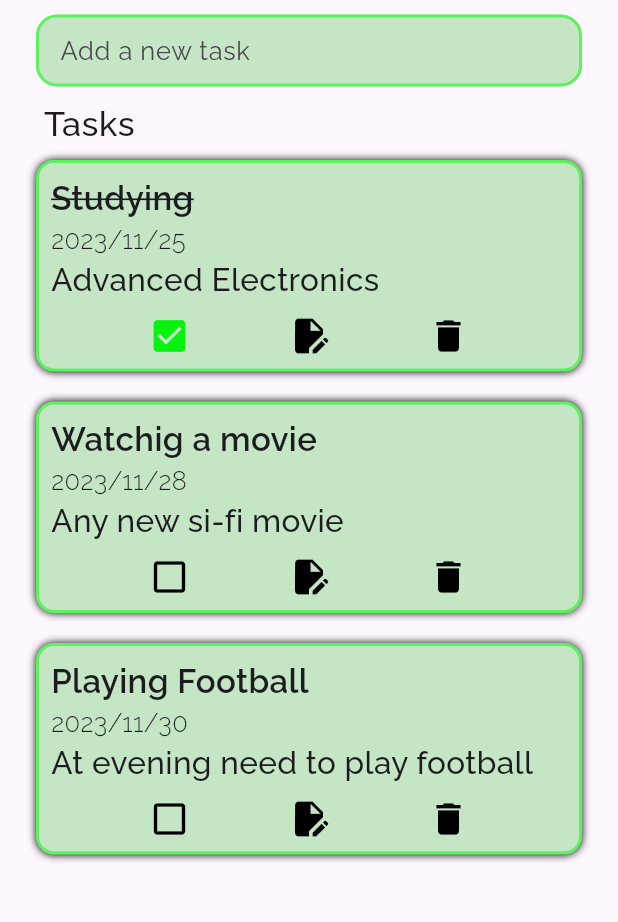
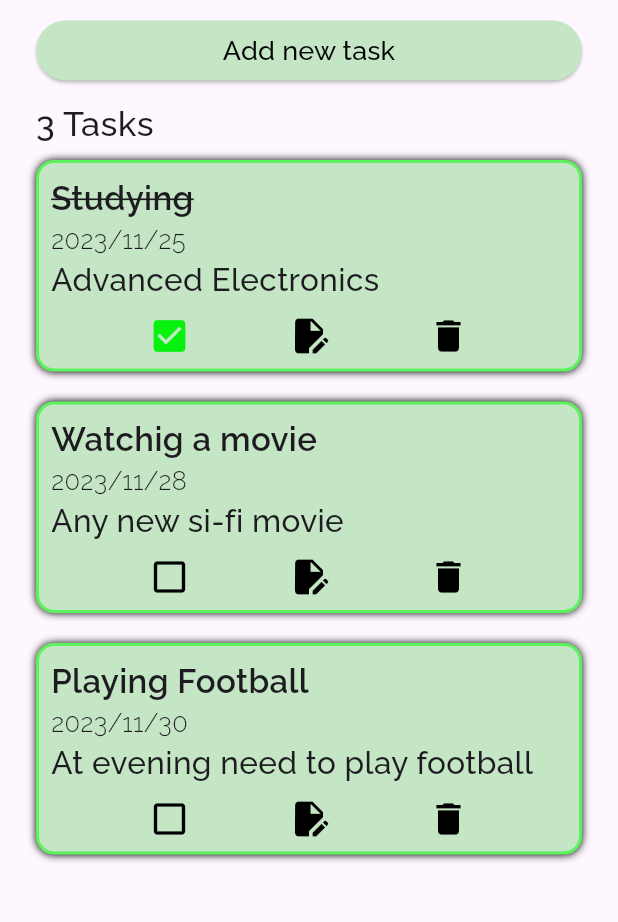
Before and after one commit to Robertgovind/CODSOFT, a Flutter app: the screen it shows after launch, on a phone screen of 412 x 824 dp, the part 95-1017 px from its top. Run offline on Flutter 3.47's test engine with Material 3 defaults, Android fonts, the phone set to English and light mode, and no system bars; our stand-ins replace google_fonts.

Commit message:
third day

```diff
--- a/task01_todo_app/lib/main.dart
+++ b/task01_todo_app/lib/main.dart
@@ -20,7 +20,7 @@ class MyApp extends StatelessWidget {
       child: MaterialApp(
         debugShowCheckedModeBanner: false,
         title: "ToDo app",
-        home: TodoPage(),
+        home: const TodoPage(),
         theme: ThemeData(brightness: Brightness.light),
       ),
     );
--- a/task01_todo_app/lib/pages/todo_page.dart
+++ b/task01_todo_app/lib/pages/todo_page.dart
@@ -1,6 +1,8 @@
 import 'package:flutter/material.dart';
 import 'package:google_fonts/google_fonts.dart';
-import 'package:task01_todo_app/widgets/add_task_container.dart';
+import 'package:provider/provider.dart';
+import 'package:task01_todo_app/models/task_data.dart';
+import 'package:task01_todo_app/widgets/add_task_buttom.dart';
 import 'package:task01_todo_app/widgets/task_screen.dart';
 
 class TodoPage extends StatefulWidget {
@@ -32,7 +34,7 @@ class _TodoPageState extends State<TodoPage> {
               Padding(
                 padding: const EdgeInsets.symmetric(vertical: 8),
                 child: Text(
-                  " Tasks",
+                  "${Provider.of<TaskData>(context).taskList.length} Tasks",
                   style: GoogleFonts.raleway(
                       fontSize: 23, fontWeight: FontWeight.w500),
                   textAlign: TextAlign.center,
--- /dev/null
+++ b/task01_todo_app/lib/widgets/add_task_buttom.dart
@@ -0,0 +1,42 @@
+import 'package:flutter/material.dart';
+import 'package:google_fonts/google_fonts.dart';
+import 'package:task01_todo_app/constatns.dart';
+import 'package:task01_todo_app/widgets/buttom_sheet.dart';
+
+class AddTaskTextField extends StatefulWidget {
+  const AddTaskTextField({
+    super.key,
+  });
+
+  @override
+  State<AddTaskTextField> createState() => _AddTaskTextFieldState();
+}
+
+class _AddTaskTextFieldState extends State<AddTaskTextField> {
+  String addTaskContent = '';
+
+  @override
+  Widget build(BuildContext context) {
+    return Container(
+      width: double.infinity,
+      child: ElevatedButton(
+        onPressed: () {
+          showModalBottomSheet(
+              isDismissible: true,
+              context: (context),
+              builder: (context) {
+                return BottomSheetContent();
+              });
+        },
+        style: ButtonStyle(
+          backgroundColor: MaterialStateProperty.all(kcardBGColor),
+        ),
+        child: Text(
+          "Add new task",
+          style: GoogleFonts.raleway(
+              color: Colors.black, fontSize: 18, fontWeight: FontWeight.w500),
+        ),
+      ),
+    );
+  }
+}
--- a/task01_todo_app/lib/widgets/add_task_container.dart
+++ /dev/null
@@ -1,33 +0,0 @@
-import 'package:flutter/material.dart';
-import 'package:google_fonts/google_fonts.dart';
-import 'package:task01_todo_app/constatns.dart';
-
-class AddTaskTextField extends StatelessWidget {
-  const AddTaskTextField({
-    super.key,
-  });
-
-  @override
-  Widget build(BuildContext context) {
-    return TextField(
-      decoration: InputDecoration(
-        border: InputBorder.none,
-        enabledBorder: OutlineInputBorder(
-          borderRadius: BorderRadius.circular(14),
-          borderSide: const BorderSide(color: kcustomBorderColor, width: 2),
-        ),
-        contentPadding:const  EdgeInsets.symmetric(horizontal: 12),
-        hintText: 'Add a new task',
-        hintStyle: GoogleFonts.raleway(
-          fontSize: 17,
-        ),
-        focusedBorder: OutlineInputBorder(
-          borderRadius: BorderRadius.circular(14),
-          borderSide: const BorderSide(color: kcustomBorderColor, width: 3),
-        ),
-        filled: true,
-        fillColor: kcardBGColor,
-      ),
-    );
-  }
-}
--- a/task01_todo_app/lib/widgets/task_card.dart
+++ b/task01_todo_app/lib/widgets/task_card.dart
@@ -4,7 +4,7 @@ import 'package:task01_todo_app/constatns.dart';
 import 'package:task01_todo_app/models/task.dart';
 import 'package:task01_todo_app/widgets/editing_icons.dart';
 
-class TaskCard extends StatelessWidget {
+class TaskCard extends StatefulWidget {
   const TaskCard({
     super.key,
     required this.taskData,
@@ -12,9 +12,20 @@ class TaskCard extends StatelessWidget {
   final Task taskData;
 
   @override
+  State<TaskCard> createState() => _TaskCardState();
+}
+
+class _TaskCardState extends State<TaskCard> {
+  void tickTask() {
+    setState(() {
+      widget.taskData.isDone();
+    });
+  }
+
+  @override
   Widget build(BuildContext context) {
     return Container(
-      margin: EdgeInsets.only(bottom: 20),
+      margin: const EdgeInsets.only(bottom: 20),
       padding: const EdgeInsets.all(8),
       decoration: BoxDecoration(
           borderRadius: BorderRadius.circular(12),
@@ -29,9 +40,9 @@ class TaskCard extends StatelessWidget {
             crossAxisAlignment: CrossAxisAlignment.start,
             children: [
               Text(
-                taskData.taskTitle,
+                widget.taskData.taskTitle,
                 style: GoogleFonts.raleway(
-                  decoration: taskData.isCompleted
+                  decoration: widget.taskData.isCompleted
                       ? TextDecoration.lineThrough
                       : TextDecoration.none,
                   fontSize: 22,
@@ -39,12 +50,12 @@ class TaskCard extends StatelessWidget {
                 ),
               ),
               Text(
-                taskData.date,
+                widget.taskData.date,
                 style: GoogleFonts.raleway(
                     fontSize: 17, fontWeight: FontWeight.w300),
               ),
               Text(
-                taskData.description,
+                widget.taskData.description,
                 style: GoogleFonts.raleway(
                     fontSize: 21, fontWeight: FontWeight.w500),
               ),
@@ -56,13 +67,18 @@ class TaskCard extends StatelessWidget {
           Row(
             mainAxisAlignment: MainAxisAlignment.spaceEvenly,
             children: [
-              EditingIcons(
-                icon: taskData.isCompleted
-                    ? Icons.check_box
-                    : Icons.check_box_outline_blank,
-                color: taskData.isCompleted
-                    ? const Color.fromARGB(255, 7, 242, 15)
-                    : Colors.black,
+              GestureDetector(
+                onTap: () {
+                  tickTask();
+                },
+                child: EditingIcons(
+                  icon: widget.taskData.isCompleted
+                      ? Icons.check_box
+                      : Icons.check_box_outline_blank,
+                  color: widget.taskData.isCompleted
+                      ? const Color.fromARGB(255, 7, 242, 15)
+                      : Colors.black,
+                ),
               ),
               const EditingIcons(
                 icon: Icons.edit_document,
--- a/task01_todo_app/lib/widgets/task_screen.dart
+++ b/task01_todo_app/lib/widgets/task_screen.dart
@@ -1,8 +1,6 @@
 import 'package:flutter/material.dart';
-import 'package:google_fonts/google_fonts.dart';
 import 'package:provider/provider.dart';
 import 'package:task01_todo_app/models/task_data.dart';
-
 import 'package:task01_todo_app/widgets/task_card.dart';
 
 class TaskScreen extends StatefulWidget {
```
Also changed, not shown: task01_todo_app/lib/models/task_data.dart (+7 -0 lines), task01_todo_app/lib/widgets/buttom_sheet.dart (added, +138 -0 lines).
